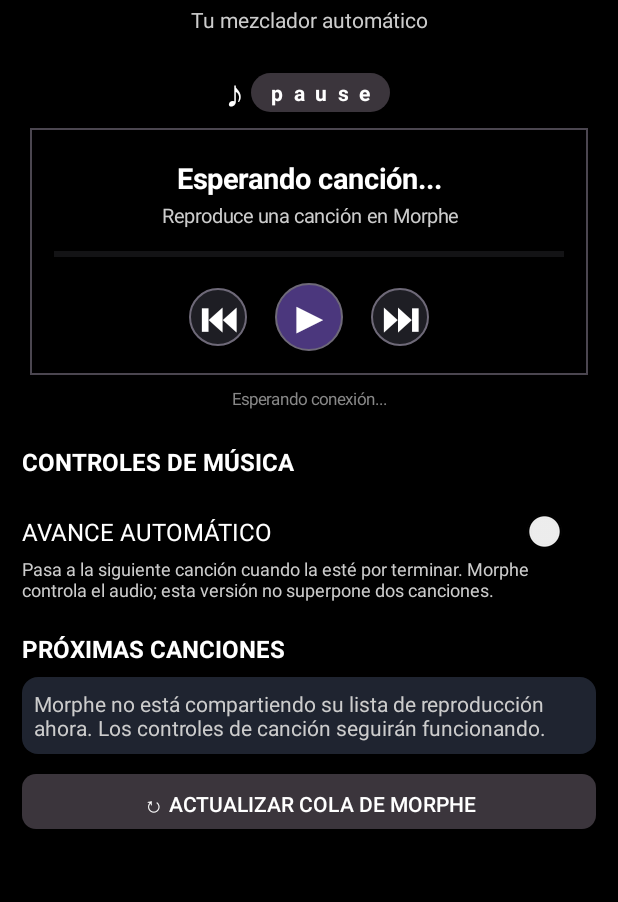
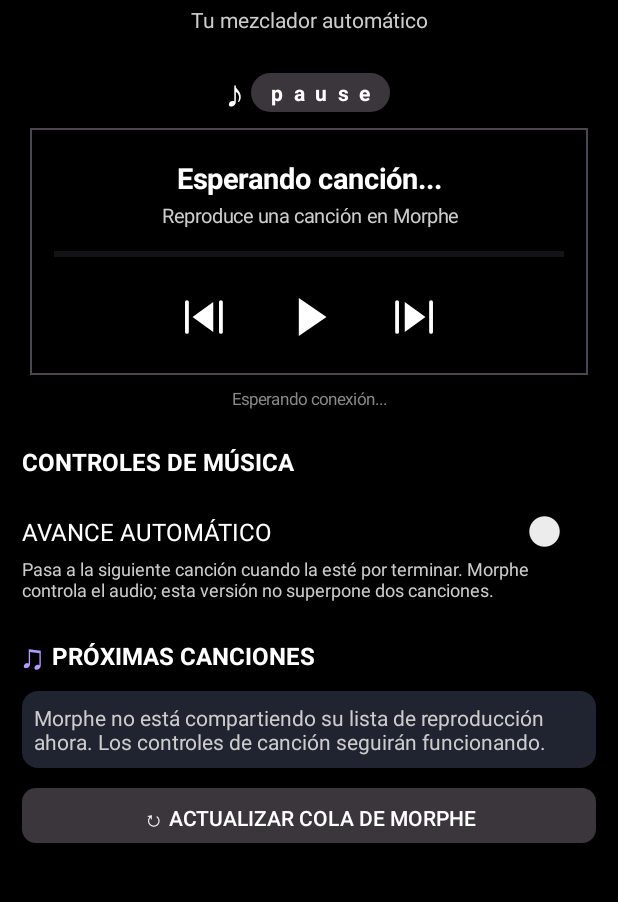
Before and after one commit to Maicol6667/AutoDJMorp, an Android app: the screen it shows after launch (MainActivity), on a phone screen of 412 x 824 dp, the part 86-988 px from its top. Run offline under Robolectric (Android 15) with nearby library versions, the phone set to English and light mode, and no system bars.

Commit message:
Redesign player icons and highlight current queue track

```diff
--- a/app/src/main/java/com/autodjmorp/app/MainActivity.kt
+++ b/app/src/main/java/com/autodjmorp/app/MainActivity.kt
@@ -12,6 +12,9 @@ import android.os.Handler
 import android.os.Looper
 import android.graphics.Color
 import android.graphics.Typeface
+import android.graphics.Canvas
+import android.graphics.Paint
+import android.graphics.Path
 import android.graphics.drawable.GradientDrawable
 import android.view.Gravity
 import android.view.View
@@ -31,7 +34,7 @@ class MainActivity : Activity() {
     private lateinit var queueLayout: LinearLayout
     private lateinit var playStatus: TextView
     private lateinit var trackProgress: ProgressBar
-    private lateinit var playControl: TextView
+    private lateinit var playControl: IconControlView
 
     private val refreshTask = object : Runnable {
         override fun run() {
@@ -150,20 +153,23 @@ class MainActivity : Activity() {
             orientation = LinearLayout.HORIZONTAL
             gravity = Gravity.CENTER
         }
-        val previousButton = makeIconButton("previous", "Canción anterior")
-        playControl = makeIconButton("pause", "Reproducir o pausar")
-        val nextButton = makeIconButton("next", "Siguiente canción")
+        val previousButton = IconControlView(this, "previous")
+        playControl = IconControlView(this, "play")
+        val nextButton = IconControlView(this, "next")
+        previousButton.contentDescription = "Canción anterior"
+        playControl.contentDescription = "Reproducir o pausar"
+        nextButton.contentDescription = "Siguiente canción"
         previousButton.setOnClickListener { sendMediaCommand("previous") }
         playControl.setOnClickListener { sendMediaCommand("playpause") }
         nextButton.setOnClickListener { sendMediaCommand("next") }
         controls.addView(previousButton, LinearLayout.LayoutParams(58, 58).apply {
-            setMargins(14, 0, 14, 0)
+            setMargins(20, 0, 20, 0)
         })
         controls.addView(playControl, LinearLayout.LayoutParams(68, 68).apply {
-            setMargins(14, 0, 14, 0)
+            setMargins(20, 0, 20, 0)
         })
         controls.addView(nextButton, LinearLayout.LayoutParams(58, 58).apply {
-            setMargins(14, 0, 14, 0)
+            setMargins(20, 0, 20, 0)
         })
         playerBox.addView(controls)
         playerWrapper.addView(playerBox)
@@ -213,8 +219,24 @@ class MainActivity : Activity() {
         }
         content.addView(autoDescription)
 
-        val queueTitle = makeTitle("PRÓXIMAS CANCIONES")
-        content.addView(queueTitle)
+        val queueHeading = LinearLayout(this).apply {
+            orientation = LinearLayout.HORIZONTAL
+            gravity = Gravity.CENTER_VERTICAL
+            setPadding(0, 15, 0, 12)
+        }
+        queueHeading.addView(TextView(this).apply {
+            text = "♫"
+            textSize = 23f
+            setTextColor(Color.rgb(180, 155, 255))
+            setPadding(0, 0, 10, 0)
+        })
+        queueHeading.addView(TextView(this).apply {
+            text = "PRÓXIMAS CANCIONES"
+            textSize = 16f
+            setTextColor(Color.WHITE)
+            typeface = Typeface.DEFAULT_BOLD
+        })
+        content.addView(queueHeading)
 
         queueLayout = LinearLayout(this).apply {
             orientation = LinearLayout.VERTICAL
@@ -279,29 +301,6 @@ class MainActivity : Activity() {
                 Color.rgb(59, 53, 60),
                 14
             )
-        }
-    }
-
-    private fun makeIconButton(kind: String, description: String): TextView {
-        return TextView(this).apply {
-            contentDescription = description
-            gravity = Gravity.CENTER
-            textSize = if (kind == "pause") 28f else 25f
-            typeface = Typeface.create("sans-serif", Typeface.BOLD)
-            setTextColor(Color.WHITE)
-            text = when (kind) {
-                "previous" -> "⏮"
-                "next" -> "⏭"
-                else -> "Ⅱ"
-            }
-            background = GradientDrawable().apply {
-                shape = GradientDrawable.OVAL
-                setColor(if (kind == "pause") Color.rgb(75, 55, 125) else Color.rgb(30, 30, 36))
-                setStroke(2, Color.rgb(110, 105, 120))
-            }
-            isClickable = true
-            isFocusable = true
-            elevation = 4f
         }
     }
 
@@ -380,7 +379,7 @@ class MainActivity : Activity() {
             val state = controller?.playbackState
             val playing = state?.state == PlaybackState.STATE_PLAYING
             playStatus.text = if (playing) "play" else "pause"
-            playControl.text = if (playing) "Ⅱ" else "▶"
+            playControl.setPlaying(playing)
             val duration = controller?.metadata?.getLong(android.media.MediaMetadata.METADATA_KEY_DURATION) ?: 0L
             val position = state?.position ?: 0L
             trackProgress.progress = if (duration > 0L) {
@@ -388,7 +387,7 @@ class MainActivity : Activity() {
             } else 0
         } catch (_: Exception) {
             playStatus.text = "pause"
-            playControl.text = "▶"
+            playControl.setPlaying(false)
             trackProgress.progress = 0
         }
     }
@@ -478,7 +477,7 @@ class MainActivity : Activity() {
 
     private fun refreshQueueFromMorphe() {
         if (!::queueLayout.isInitialized) return
-        val queue = try {
+        val queueData = try {
             val manager = getSystemService(MEDIA_SESSION_SERVICE) as MediaSessionManager
             val component = ComponentName(this, MusicNotificationListener::class.java)
             val controllers = manager.getActiveSessions(component)
@@ -489,19 +488,28 @@ class MainActivity : Activity() {
             } ?: controllers.firstOrNull {
                 it.packageName.contains("youtube", true) || it.packageName.contains("morphe", true)
             }
-            controller?.queue.orEmpty().mapNotNull {
-                it.description.title?.toString()?.trim()
-            }.filter { it.isNotBlank() }
+            val currentQueueId = controller?.let { active ->
+                active.queue?.firstOrNull { item ->
+                    item.description.title?.toString() == active.metadata?.getString(
+                        android.media.MediaMetadata.METADATA_KEY_TITLE
+                    )
+                }?.queueId
+            }
+            Pair(currentQueueId, controller?.queue.orEmpty().mapNotNull { item ->
+                val title = item.description.title?.toString()?.trim()
+                if (title.isNullOrBlank()) null else Pair(item.queueId, title)
+            })
         } catch (_: Exception) {
-            emptyList()
+            Pair(null, emptyList())
         }
 
-        val signature = queue.joinToString("|")
+        val signature = queueData.first.toString() + "|" +
+            queueData.second.joinToString("|") { it.first.toString() + ":" + it.second }
         if (signature == lastQueueSignature && queueLayout.childCount > 0) return
         lastQueueSignature = signature
         queueLayout.removeAllViews()
 
-        if (queue.isEmpty()) {
+        if (queueData.second.isEmpty()) {
             queueLayout.addView(TextView(this).apply {
                 text = "Morphe no está compartiendo su lista de reproducción ahora. Los controles de canción seguirán funcionando."
                 setTextColor(Color.LTGRAY)
@@ -510,12 +518,15 @@ class MainActivity : Activity() {
             return
         }
 
-        queue.take(30).forEachIndexed { index, song ->
+        queueData.second.take(30).forEachIndexed { index, item ->
+            val isCurrent = item.first == queueData.first
             queueLayout.addView(TextView(this).apply {
-                text = "${index + 1}. $song"
-                textSize = 15f
-                setTextColor(Color.WHITE)
-                setPadding(5, 9, 5, 9)
+                text = (if (isCurrent) "▶  " else "   ") + (index + 1).toString() + ". " + item.second +
+                    if (isCurrent) "   · REPRODUCIENDO" else ""
+                textSize = if (isCurrent) 15f else 14f
+                setTextColor(if (isCurrent) Color.rgb(190, 165, 255) else Color.WHITE)
+                if (isCurrent) typeface = Typeface.DEFAULT_BOLD
+                setPadding(5, 10, 5, 10)
             })
         }
     }
@@ -560,4 +571,58 @@ class MainActivity : Activity() {
         super.onPause()
         handler.removeCallbacks(refreshTask)
     }
+    private inner class IconControlView(context: android.content.Context, private val kind: String) :
+        View(context) {
+        private val paint = Paint(Paint.ANTI_ALIAS_FLAG).apply {
+            color = Color.WHITE
+            strokeWidth = 3.8f
+            strokeCap = Paint.Cap.ROUND
+            strokeJoin = Paint.Join.ROUND
+            style = Paint.Style.STROKE
+        }
+        private var playing = false
+
+        fun setPlaying(value: Boolean) {
+            playing = value
+            invalidate()
+        }
+
+        override fun onDraw(canvas: Canvas) {
+            super.onDraw(canvas)
+            val cx = width / 2f
+            val cy = height / 2f
+            val unit = minOf(width, height) / 2.8f
+            paint.style = Paint.Style.FILL
+            if (kind == "previous" || kind == "next") {
+                val direction = if (kind == "previous") -1f else 1f
+                val path = Path().apply {
+                    moveTo(cx + direction * unit * 0.65f, cy)
+                    lineTo(cx - direction * unit * 0.35f, cy - unit * 0.72f)
+                    lineTo(cx - direction * unit * 0.35f, cy + unit * 0.72f)
+                    close()
+                }
+                canvas.drawPath(path, paint)
+                paint.style = Paint.Style.STROKE
+                val x = cx - direction * unit * 0.72f
+                canvas.drawLine(x, cy - unit * 0.72f, x, cy + unit * 0.72f, paint)
+                val x2 = cx + direction * unit * 0.92f
+                canvas.drawLine(x2, cy - unit * 0.72f, x2, cy + unit * 0.72f, paint)
+            } else if (playing) {
+                paint.strokeWidth = 5f
+                canvas.drawRoundRect(cx - unit * 0.42f, cy - unit * 0.72f,
+                    cx - unit * 0.08f, cy + unit * 0.72f, 3f, 3f, paint)
+                canvas.drawRoundRect(cx + unit * 0.08f, cy - unit * 0.72f,
+                    cx + unit * 0.42f, cy + unit * 0.72f, 3f, 3f, paint)
+            } else {
+                val path = Path().apply {
+                    moveTo(cx - unit * 0.42f, cy - unit * 0.78f)
+                    lineTo(cx + unit * 0.72f, cy)
+                    lineTo(cx - unit * 0.42f, cy + unit * 0.78f)
+                    close()
+                }
+                canvas.drawPath(path, paint)
+            }
+        }
+    }
+
 }
```
